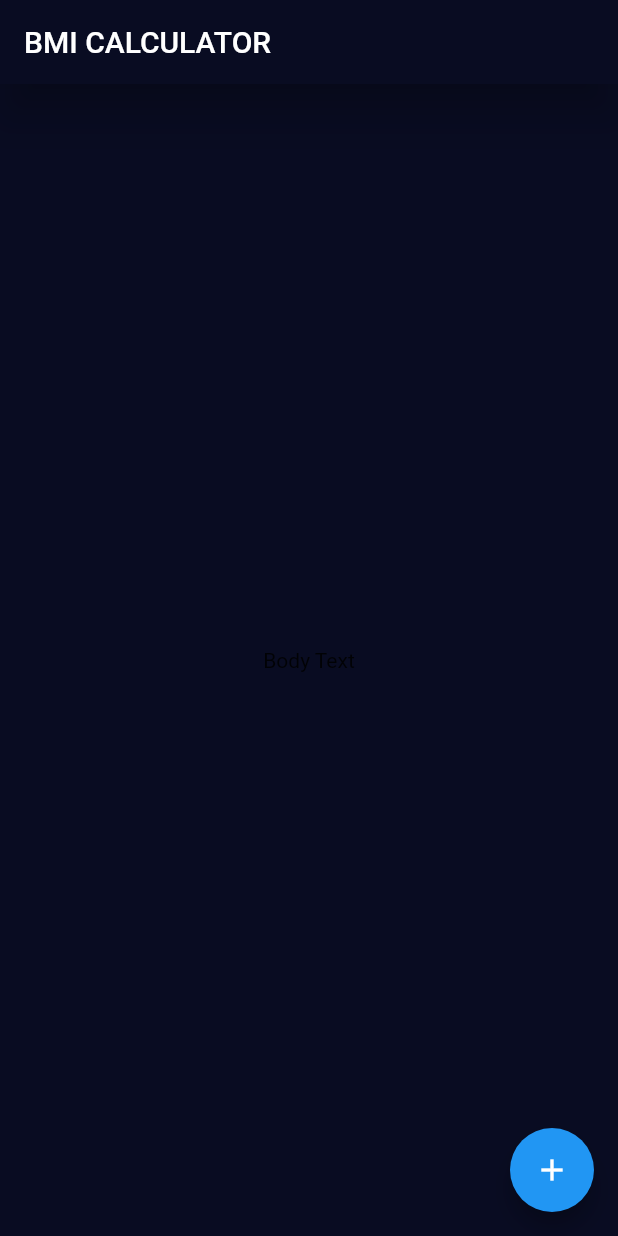
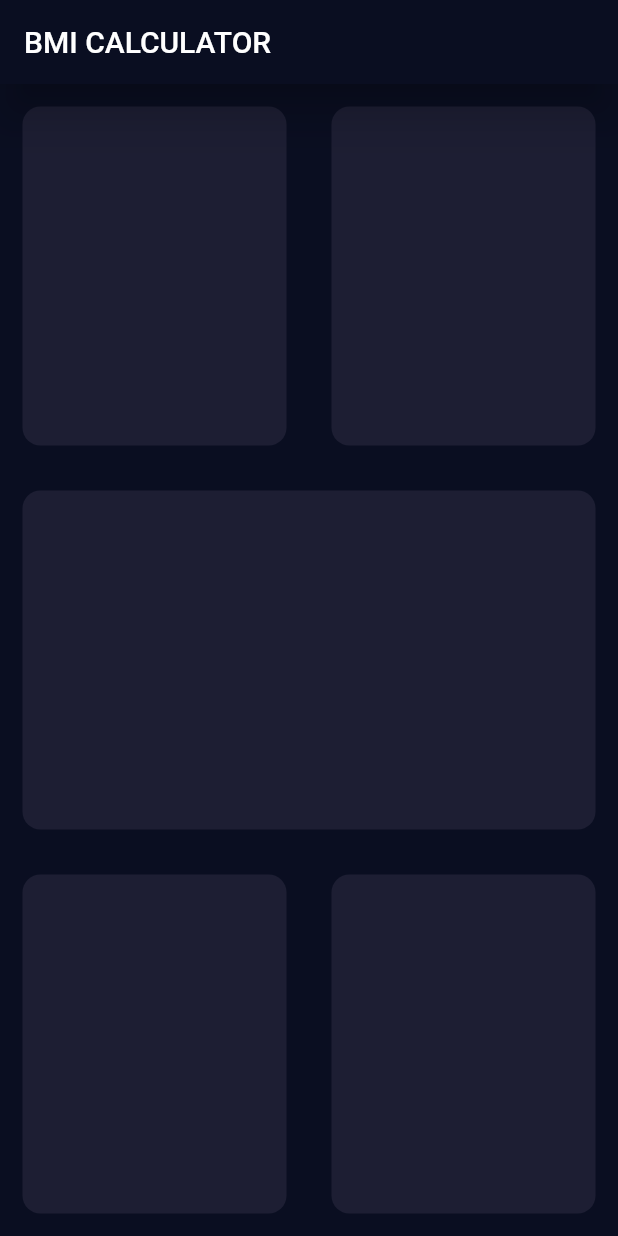
Before and after one commit to bunnyBites/bmi-calculator-flutter, a Flutter app: the screen it shows after launch, on a phone screen of 412 x 824 dp. Run offline on Flutter 3.47's test engine with Material 2 defaults, Android fonts, the phone set to English and light mode, and no system bars.

Commit message:
1. add reusable info container 2. create reusable widgets (seperate class)

```diff
--- /dev/null
+++ b/lib/info_container.dart
@@ -0,0 +1,20 @@
+import 'package:flutter/material.dart';
+
+class InfoContainer extends StatelessWidget {
+  final Color cardColor;
+
+  const InfoContainer(this.cardColor, {super.key});
+
+  @override
+  Widget build(BuildContext context) {
+    return Expanded(
+      child: Container(
+        margin: const EdgeInsets.all(15.0),
+        decoration: BoxDecoration(
+          color: cardColor,
+          borderRadius: const BorderRadius.all(Radius.circular(12.0)),
+        ),
+      ),
+    );
+  }
+}
--- /dev/null
+++ b/lib/input_page.dart
@@ -0,0 +1,44 @@
+import 'package:flutter/material.dart';
+
+import 'info_container.dart';
+
+class InputPage extends StatefulWidget {
+  const InputPage({super.key});
+
+  @override
+  State<InputPage> createState() => _InputPageState();
+}
+
+class _InputPageState extends State<InputPage> {
+  @override
+  Widget build(BuildContext context) {
+    return Scaffold(
+      appBar: AppBar(
+        title: const Text('BMI CALCULATOR'),
+      ),
+      body: SafeArea(
+        child: (Column(
+          children: [
+            Expanded(
+              child: Row(
+                children: const [
+                  InfoContainer(Color(0xFF1D1E33)),
+                  InfoContainer(Color(0xFF1D1E33)),
+                ],
+              ),
+            ),
+            const InfoContainer(Color(0xFF1D1E33)),
+            Expanded(
+              child: Row(
+                children: const [
+                  InfoContainer(Color(0xFF1D1E33)),
+                  InfoContainer(Color(0xFF1D1E33)),
+                ],
+              ),
+            ),
+          ],
+        )),
+      ),
+    );
+  }
+}
--- a/lib/main.dart
+++ b/lib/main.dart
@@ -1,4 +1,5 @@
 import 'package:flutter/material.dart';
+import 'input_page.dart';
 
 void main() => runApp(const BMICalculator());
 
@@ -9,39 +10,14 @@ class BMICalculator extends StatelessWidget {
   Widget build(BuildContext context) {
     return MaterialApp(
       home: const InputPage(),
-      theme: ThemeData(
-        primaryColor: const Color(0xFF090C22),
+      theme: ThemeData.dark().copyWith(
+        primaryColor: const Color(0xFF0A0E21),
         appBarTheme: const AppBarTheme(
-          backgroundColor: Color(0xFF090C22),
+          backgroundColor: Color(0xFF0A0E21),
           elevation: 12,
         ),
-        scaffoldBackgroundColor: const Color(0xFF090C22),
+        scaffoldBackgroundColor: const Color(0xFF0A0E21),
       ),
     );
   }
 }
-
-class InputPage extends StatefulWidget {
-  const InputPage({super.key});
-
-  @override
-  State<InputPage> createState() => _InputPageState();
-}
-
-class _InputPageState extends State<InputPage> {
-  @override
-  Widget build(BuildContext context) {
-    return Scaffold(
-      appBar: AppBar(
-        title: const Text('BMI CALCULATOR'),
-      ),
-      body: const Center(
-        child: Text('Body Text'),
-      ),
-      floatingActionButton: FloatingActionButton(
-        onPressed: () {},
-        child: const Icon(Icons.add),
-      ),
-    );
-  }
-}
```
